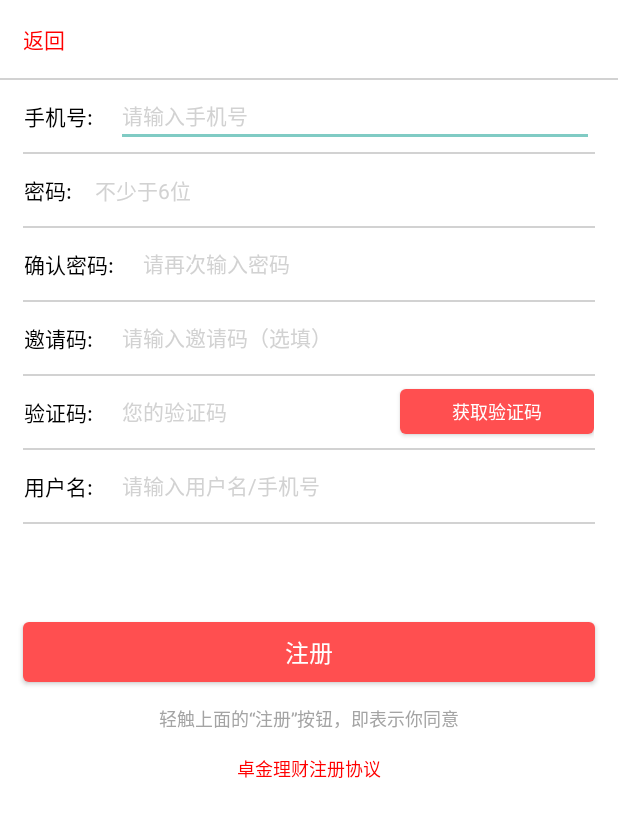
After one commit to sunjingming/zjlc, an Android app: the Register screen opened directly, with no data from a screen before it, on a phone screen of 412 x 824 dp. The commit adds this screen. Shown: the top 817 px of the screen. Run offline under Robolectric (Android 15) with nearby library versions, the phone set to English and light mode, and no system bars; our stand-ins replace CircleImageView; network calls fail.

Commit message:
注册界面初始布局

```diff
--- a/app/src/main/AndroidManifest.xml
+++ b/app/src/main/AndroidManifest.xml
@@ -25,7 +25,8 @@
             </intent-filter>
         </activity>
         <activity android:name=".activity.GuideActivity" />
-        <activity android:name=".login.Login"></activity>
+        <activity android:name=".login.Login" />
+        <activity android:name=".login.Register"></activity>
     </application>
 
 </manifest>
--- a/app/src/main/java/com/example/administrator/zjlc/activity/SplashActivity.java
+++ b/app/src/main/java/com/example/administrator/zjlc/activity/SplashActivity.java
@@ -17,12 +17,12 @@ import com.example.administrator.zjlc.R;
 import com.example.administrator.zjlc.utils.CacheUtils;
 
 public class SplashActivity extends Activity {
-
+    RelativeLayout rl_splash_rootview;
     @Override
     protected void onCreate(Bundle savedInstanceState) {
         super.onCreate(savedInstanceState);
         setContentView(R.layout.activity_splash);
-        RelativeLayout rl_splash_rootview = (RelativeLayout) findViewById(R.id.rl_splash_rootview);
+        rl_splash_rootview = (RelativeLayout) findViewById(R.id.rl_splash_rootview);
         boolean is_start_main = CacheUtils.getBoolean(SplashActivity.this, GuideActivity.START_MAIN);
         AnimationSet set = new AnimationSet(false);
         //三个动画：缩放动画，渐变动画，旋转动画
--- a/app/src/main/java/com/example/administrator/zjlc/login/Login.java
+++ b/app/src/main/java/com/example/administrator/zjlc/login/Login.java
@@ -11,6 +11,7 @@ import android.view.View;
 import android.widget.Button;
 import android.widget.EditText;
 import android.widget.LinearLayout;
+import android.widget.TextView;
 import android.widget.Toast;
 
 import com.example.administrator.zjlc.MainActivity;
@@ -30,6 +31,7 @@ public class Login extends AppCompatActivity implements View.OnClickListener {
     private EditText login_phone;
     private EditText login_password;
     private LinearLayout activity_login;
+    private TextView register;
     private Button login_submit;
 
     @Override
@@ -38,6 +40,7 @@ public class Login extends AppCompatActivity implements View.OnClickListener {
         setContentView(R.layout.activity_login);
         initView();
         login_submit.setOnClickListener(this);
+        register.setOnClickListener(this);
     }
 
     private void initView() {
@@ -45,6 +48,7 @@ public class Login extends AppCompatActivity implements View.OnClickListener {
         login_password = (EditText) findViewById(R.id.login_password);
         activity_login = (LinearLayout) findViewById(R.id.activity_login);
         login_submit = (Button) findViewById(R.id.login_submit);
+        register = (TextView) findViewById(R.id.login_register);
 
     }
 
@@ -96,6 +100,10 @@ public class Login extends AppCompatActivity implements View.OnClickListener {
 
                     }
                 });
+                break;
+            case R.id.login_register:
+                Intent intent = new Intent(Login.this,Register.class);
+                startActivity(intent);
 
         }
 
--- /dev/null
+++ b/app/src/main/java/com/example/administrator/zjlc/login/Register.java
@@ -0,0 +1,15 @@
+package com.example.administrator.zjlc.login;
+
+import android.support.v7.app.AppCompatActivity;
+import android.os.Bundle;
+
+import com.example.administrator.zjlc.R;
+
+public class Register extends AppCompatActivity {
+
+    @Override
+    protected void onCreate(Bundle savedInstanceState) {
+        super.onCreate(savedInstanceState);
+        setContentView(R.layout.activity_register);
+    }
+}
--- a/app/src/main/res/layout/activity_login.xml
+++ b/app/src/main/res/layout/activity_login.xml
@@ -84,6 +84,7 @@
 
 
     <TextView
+        android:id="@+id/login_register"
         android:layout_width="wrap_content"
         android:layout_height="wrap_content"
         android:layout_gravity="center_horizontal"
--- /dev/null
+++ b/app/src/main/res/layout/activity_register.xml
@@ -0,0 +1,201 @@
+<?xml version="1.0" encoding="utf-8"?>
+<LinearLayout xmlns:android="http://schemas.android.com/apk/res/android"
+    xmlns:tools="http://schemas.android.com/tools"
+    android:id="@+id/activity_register"
+    android:layout_width="match_parent"
+    android:layout_height="match_parent"
+    android:orientation="vertical"
+    android:background="@color/white"
+    tools:context="com.example.administrator.zjlc.login.Register">
+
+    <TextView
+        android:id="@+id/register_back"
+        android:layout_width="wrap_content"
+        android:layout_height="wrap_content"
+        android:text="返回"
+        android:layout_marginTop="@dimen/m8"
+        android:layout_marginLeft="@dimen/m8"
+        android:textColor="@color/red"/>
+    <View
+        android:background="@color/gray8"
+        xmlns:android="http://schemas.android.com/apk/res/android"
+        android:layout_width="match_parent"
+        android:layout_marginTop="@dimen/m8"
+        android:layout_height="1dp"/>
+
+
+    <LinearLayout
+        style="@style/TextStyle"
+        android:gravity="center_vertical"
+        android:orientation="horizontal">
+
+        <TextView
+            android:layout_width="wrap_content"
+            android:layout_height="wrap_content"
+            android:text="手机号:"
+            android:textColor="@color/black" />
+
+        <EditText
+            android:id="@+id/register_phone"
+            android:layout_width="match_parent"
+            android:layout_height="wrap_content"
+            android:layout_marginLeft="@dimen/m8"
+            android:gravity="start"
+            android:hint="请输入手机号"
+            android:inputType="number"
+            android:textColor="@color/gray18"
+            android:textColorHint="@color/gray8"
+            android:textSize="14dp" />
+    </LinearLayout>
+    <include layout="@layout/split_h1_m8" />
+    <LinearLayout
+        style="@style/TextStyle"
+        android:gravity="center_vertical"
+        android:orientation="horizontal">
+
+        <TextView
+            android:layout_width="wrap_content"
+            android:layout_height="wrap_content"
+            android:text="密码:"
+            android:textColor="@color/black" />
+
+        <EditText
+            android:id="@+id/register_password"
+            android:layout_width="match_parent"
+            android:layout_height="wrap_content"
+            android:layout_marginLeft="@dimen/m8"
+            android:background="@color/white"
+            android:gravity="start"
+            android:hint="不少于6位"
+            android:inputType="textPassword"
+            android:textColor="@color/gray18"
+            android:textColorHint="@color/gray8"
+            android:textSize="14dp" />
+    </LinearLayout>
+    <include layout="@layout/split_h1_m8" />
+    <LinearLayout
+        style="@style/TextStyle"
+        android:gravity="center_vertical"
+        android:orientation="horizontal">
+
+        <TextView
+            android:layout_width="wrap_content"
+            android:layout_height="wrap_content"
+            android:text="确认密码:"
+            android:textColor="@color/black" />
+
+        <EditText
+            android:layout_width="match_parent"
+            android:layout_height="wrap_content"
+            android:layout_marginLeft="@dimen/m8"
+            android:gravity="start"
+            android:hint="请再次输入密码"
+            android:inputType="textPassword"
+            android:textColor="@color/gray18"
+            android:textColorHint="@color/gray8"
+            android:textSize="14dp" />
+    </LinearLayout>
+    <include layout="@layout/split_h1_m8" />
+    <LinearLayout
+        style="@style/TextStyle"
+        android:gravity="center_vertical"
+        android:orientation="horizontal">
+
+        <TextView
+            android:layout_width="wrap_content"
+            android:layout_height="wrap_content"
+            android:text="邀请码:"
+            android:textColor="@color/black" />
+
+        <EditText
+            android:layout_width="match_parent"
+            android:layout_height="wrap_content"
+            android:layout_marginLeft="@dimen/m8"
+            android:gravity="start"
+            android:hint="请输入邀请码（选填）"
+            android:inputType="number"
+            android:textColor="@color/gray18"
+            android:textColorHint="@color/gray8"
+            android:textSize="14dp" />
+    </LinearLayout>
+    <include layout="@layout/split_h1_m8" />
+    <LinearLayout
+        style="@style/TextStyle"
+        android:gravity="center_vertical"
+        android:orientation="horizontal">
+
+        <TextView
+            android:layout_width="wrap_content"
+            android:layout_height="wrap_content"
+            android:text="验证码:"
+            android:textColor="@color/black" />
+
+        <EditText
+            android:layout_width="189dp"
+            android:layout_height="wrap_content"
+            android:layout_marginLeft="@dimen/m8"
+            android:gravity="start"
+            android:hint="您的验证码"
+            android:inputType="number"
+            android:textColor="@color/gray18"
+            android:textColorHint="@color/gray8"
+            android:textSize="14dp" />
+
+        <Button
+            style="@style/SubmitButtonStyle"
+            android:layout_height="30dp"
+            android:text="获取验证码"
+            android:textSize="12sp"
+            />
+    </LinearLayout>
+    <include layout="@layout/split_h1_m8" />
+    <LinearLayout
+        style="@style/TextStyle"
+        android:gravity="center_vertical"
+        android:orientation="horizontal">
+
+        <TextView
+            android:layout_width="wrap_content"
+            android:layout_height="wrap_content"
+            android:text="用户名:"
+            android:textColor="@color/black" />
+
+        <EditText
+            android:layout_width="match_parent"
+            android:layout_height="wrap_content"
+            android:layout_marginLeft="@dimen/m8"
+            android:gravity="start"
+            android:hint="请输入用户名/手机号"
+            android:inputType="number"
+            android:textColor="@color/gray18"
+            android:textColorHint="@color/gray8"
+            android:textSize="14dp" />
+    </LinearLayout>
+    <include layout="@layout/split_h1_m8" />
+
+    <Button
+        style="@style/SubmitButtonStyle"
+        android:text="注册"
+        android:layout_marginTop="@dimen/m65"
+        android:layout_marginLeft="@dimen/m8"
+        android:layout_marginRight="@dimen/m8"
+        />
+
+    <TextView
+        android:layout_width="wrap_content"
+        android:layout_height="wrap_content"
+        android:text="轻触上面的“注册”按钮，即表示你同意"
+        android:layout_gravity="center_horizontal"
+        android:layout_marginTop="@dimen/m8"
+        android:textSize="12sp"
+        android:textColor="@color/gray15"/>
+
+    <TextView
+        android:layout_width="wrap_content"
+        android:layout_height="wrap_content"
+        android:text="卓金理财注册协议"
+        android:layout_gravity="center_horizontal"
+        android:layout_marginTop="@dimen/m8"
+        android:textSize="12sp"
+        android:textColor="@color/red"/>
+</LinearLayout>
--- a/app/src/main/res/values/dimens.xml
+++ b/app/src/main/res/values/dimens.xml
@@ -25,6 +25,7 @@
     <dimen name="m32">32dp</dimen>
     <dimen name="m40">40dp</dimen>
     <dimen name="m48">48dp</dimen>
+    <dimen name="m65">65dp</dimen>
 
 
     <!-- width or height -->
```
